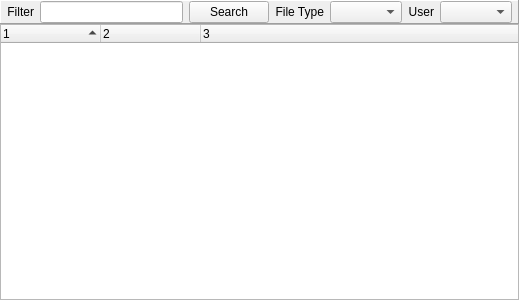
Before: the Qt Designer form src/GuiShareNetwork.ui in hwgao/beebeep, drawn with Qt 5.
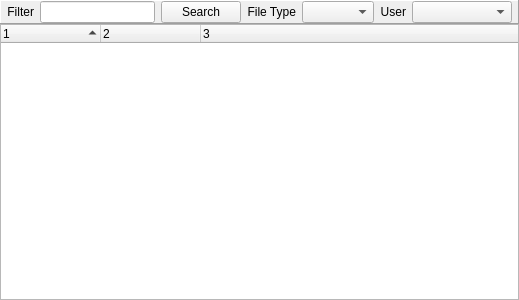
After: the same form once the commit is applied.

```diff
--- a/src/GuiShareNetwork.ui
+++ b/src/GuiShareNetwork.ui
@@ -85,7 +85,14 @@
        </widget>
       </item>
       <item>
-       <widget class="QComboBox" name="mp_comboUsers"/>
+       <widget class="QComboBox" name="mp_comboUsers">
+        <property name="minimumSize">
+         <size>
+          <width>100</width>
+          <height>0</height>
+         </size>
+        </property>
+       </widget>
       </item>
      </layout>
     </widget>
```
